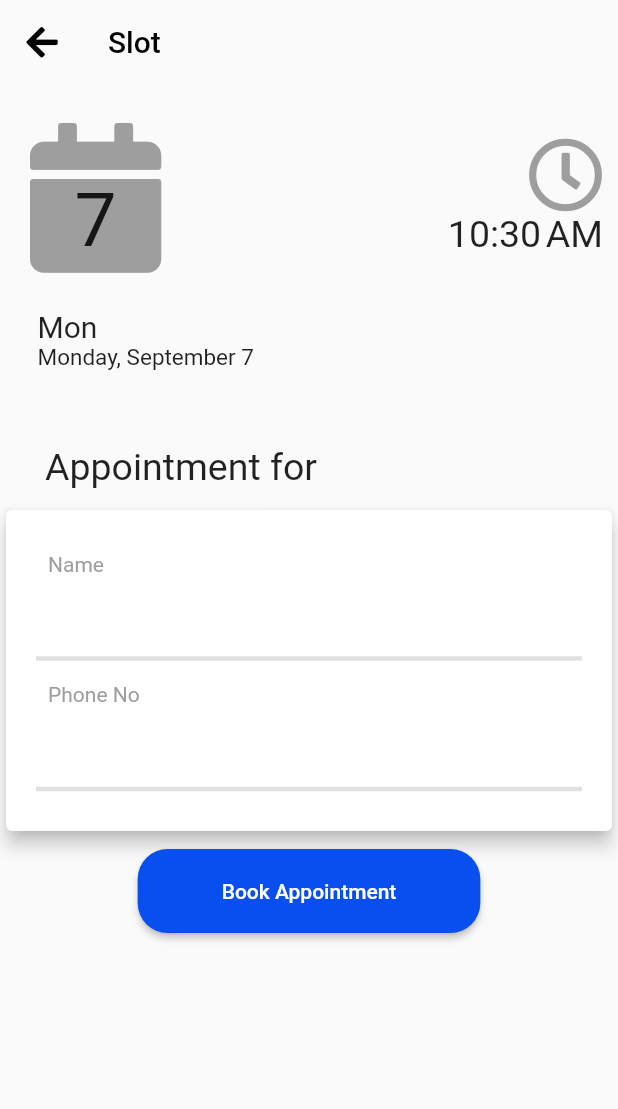
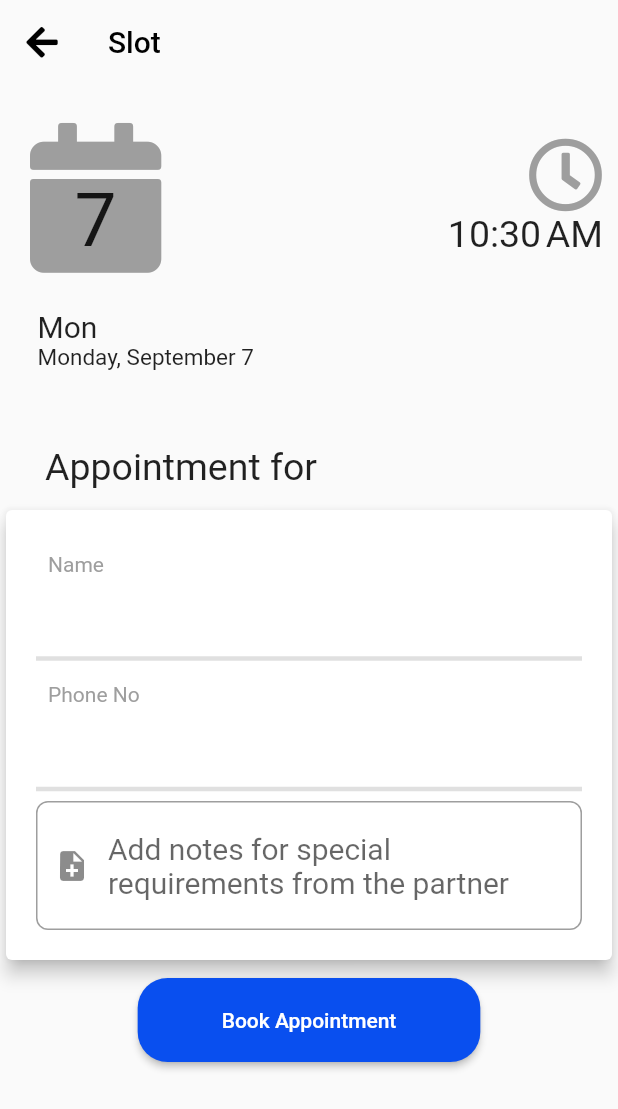
Before and after one commit to Q-Me/q_me, a Flutter app: the AppointmentScreen screen opened directly with empty values, on a phone screen of 412 x 824 dp. Shown: the top 1109 px of the screen. Run offline on Flutter 3.47's test engine with Material 2 defaults, Android fonts, the phone set to English and light mode, and no system bars; our stand-ins replace bloc, cached_network_image, carousel_pro, country_code_picker, equatable, firebase_analytics and 14 more; missing offline and left inert: checkbox_formfield, icon_shadow, keyboard_avoider, maps_launcher, ordered_set; accounts and stored records are empty; network calls fail; Roboto replaces fonts that are missing (Avenir); project files that could hold a hidden picture were left out.

Commit message:
Subscriber view and Home view fixes (#61)
* added note input field

* Location filter added

* Undid  my booking  screen

* fixed bugs in my appointment screen

* Older slots disabled for selection

* Removed redundant text

* Minor fixes

* UI refactoring of home page

Co-authored-by: Dhushyanth <dhushyanth5602@gmail.com>

```diff
--- a/lib/bloc/bookings_screen_bloc/bookingslist_bloc.dart
+++ b/lib/bloc/bookings_screen_bloc/bookingslist_bloc.dart
@@ -1,4 +1,5 @@
 import 'dart:async';
+import 'dart:developer';
 
 import 'package:bloc/bloc.dart';
 import 'package:equatable/equatable.dart';
@@ -44,6 +45,7 @@ class BookingslistBloc extends Bloc<BookingslistEvent, BookingslistState> {
       if (response.length != 0) {
         // logger.i(response[response.length - 1].counterId);
       }
+      log("${response.toString()}");
       yield BookingsListSuccess(response);
     } catch (e) {
       logger.e(e);
@@ -63,7 +65,7 @@ class BookingslistBloc extends Bloc<BookingslistEvent, BookingslistState> {
           .fetchAppointments(
               ["CANCELLED", "UPCOMING", "CANCELLED BY SUBSCRIBER", "DONE"]);
 
-      logger.i(response[response.length - 1].rating);
+      // logger.i(response[response.length - 1].rating);
       yield BookingsListSuccess(response);
     } catch (e) {
       logger.e("${e.toString()}");
--- a/lib/bloc/home_bloc/home_bloc.dart
+++ b/lib/bloc/home_bloc/home_bloc.dart
@@ -30,7 +30,9 @@ class HomeBloc extends Bloc<HomeEvent, HomeState> {
     if (event is SetLocation) {
       yield HomeLoading('setting location to ${event.location}');
       location = event.location;
-      this.add(GetCategories());
+      categorizedSubscribers = [];
+      logger.i('Location set to ${event.location}');
+      this.add(GetSubscribersAllCategory());
     } else if (event is GetCategories) {
       yield HomeLoading('Getting categories...');
       try {
--- a/lib/main.dart
+++ b/lib/main.dart
@@ -1,3 +1,4 @@
+import 'package:bloc/bloc.dart';
 import 'package:firebase_analytics/firebase_analytics.dart';
 import 'package:firebase_remote_config/firebase_remote_config.dart';
 import 'package:flutter/material.dart';
@@ -9,6 +10,7 @@ import 'package:qme/api/kAPI.dart';
 import 'package:qme/repository/user.dart';
 import 'package:qme/router.dart' as router;
 import 'package:qme/services/analytics.dart';
+import 'package:qme/simple_bloc_observer.dart';
 import 'package:qme/utilities/logger.dart';
 import 'package:qme/utilities/session.dart';
 import 'package:qme/views/home.dart';
@@ -24,7 +26,7 @@ bool firstLogin;
 Box indexOfHomeScreen;
 
 void main() async {
-  // Bloc.observer = SimpleBlocObserver();
+  Bloc.observer = SimpleBlocObserver();
   WidgetsFlutterBinding.ensureInitialized();
   await Hive.initFlutter();
   Box box = await Hive.openBox("user");
@@ -38,7 +40,6 @@ void main() async {
   // TODO setConfigs();
   // TODO fetch user related information
   try {
-
     if (await UserRepository().isSessionReady()) {
       initialHome = HomeScreen.id;
     }
--- a/lib/model/appointment.dart
+++ b/lib/model/appointment.dart
@@ -58,6 +58,8 @@ class Appointment extends Equatable {
   final int reviewedByUser;
   final String userReview;
   final int userRating;
+  @override
+  bool get stringify => true;
 
   @override
   List<Object> get props => [
--- a/lib/repository/subscribers.dart
+++ b/lib/repository/subscribers.dart
@@ -118,7 +118,7 @@ class SubscriberRepository {
         .toList();
   }
 
-  Future<String> rateSubscriber({
+  Future rateSubscriber({
     String counterId,
     String subscriberId,
     String review,
--- a/lib/views/appointment.dart
+++ b/lib/views/appointment.dart
@@ -36,11 +36,11 @@ class _AppointmentScreenState extends State<AppointmentScreen> {
   Slot get slot => widget.arg.slot;
   double get h => MediaQuery.of(context).size.height;
   double get w => MediaQuery.of(context).size.width;
-  String note = 'Add notes like requirements';
   int otp;
   AppointmentBloc _appointmentBloc;
   AppointmentRepository appointmentRepository;
   bool cancel = false;
+  TextEditingController editingController = new TextEditingController();
 
   @override
   void initState() {
@@ -65,7 +65,7 @@ class _AppointmentScreenState extends State<AppointmentScreen> {
     }
   }
 
-  void confirmationDialog(BuildContext primaryContext) {
+  void confirmationDialog(BuildContext primaryContext, String note) {
     showCupertinoDialog(
         context: primaryContext,
         builder: (BuildContext context) {
@@ -84,7 +84,8 @@ class _AppointmentScreenState extends State<AppointmentScreen> {
                 ),
               ),
               RaisedButton(
-                shape: RoundedRectangleBorder(borderRadius: BorderRadius.circular(5)),
+                shape: RoundedRectangleBorder(
+                    borderRadius: BorderRadius.circular(5)),
                 onPressed: () {
                   logger.d("bookng");
                   BlocProvider.of<BookingBloc>(primaryContext)
@@ -175,6 +176,7 @@ class _AppointmentScreenState extends State<AppointmentScreen> {
                 );
               }
             },
+            child: SingleChildScrollView(
               child: Column(
                 children: [
                   Padding(
@@ -197,7 +199,8 @@ class _AppointmentScreenState extends State<AppointmentScreen> {
                                   size: 50,
                                   color: Colors.grey,
                                 ),
-                              Text("${DateFormat("jm").format(slot.startTime)}",
+                                Text(
+                                    "${DateFormat("jm").format(slot.startTime)}",
                                     style: TextStyle(fontSize: 25)),
                               ],
                             ),
@@ -241,6 +244,29 @@ class _AppointmentScreenState extends State<AppointmentScreen> {
                               ListItem(
                                   title: "Phone No",
                                   value: "${subscriber.phone}"),
+                              TextField(
+                                onChanged: (value) {
+                                  print(value);
+                                },
+                                style: TextStyle(
+                                  fontSize: 20,
+                                ),
+                                minLines: 1,
+                                maxLines: 6,
+                                controller: editingController,
+                                decoration: InputDecoration(
+                                    prefixIcon: Icon(Icons.note_add),
+                                    // labelText: "Note",
+                                    hintText:
+                                        "Add notes for special requirements from the partner",
+                                    // hintStyle: TextStyle(fontSize: 14,),
+                                    border: OutlineInputBorder(
+                                        borderSide: BorderSide(
+                                          width: 2,
+                                        ),
+                                        borderRadius:
+                                            BorderRadius.circular(8))),
+                              )
                             ],
                           )),
                     ),
@@ -251,7 +277,7 @@ class _AppointmentScreenState extends State<AppointmentScreen> {
                       builder: (context, state) {
                         return RaisedButton(
                           onPressed: () {
-                          confirmationDialog(context);
+                            confirmationDialog(context, editingController.text);
                           },
                           color: Theme.of(context).primaryColor,
                           child: Padding(
@@ -273,7 +299,14 @@ class _AppointmentScreenState extends State<AppointmentScreen> {
             ),
           ),
         ),
+      ),
     );
+  }
+
+  @override
+  void dispose() {
+    editingController.dispose();
+    super.dispose();
   }
 }
 
--- a/lib/views/review.dart
+++ b/lib/views/review.dart
@@ -58,7 +58,6 @@ class _ReviewScreenState extends State<ReviewScreen> {
     stars = rating;
     review = reviewPrevious;
     controller.text = review;
-    logger.d(stars);
     super.initState();
   }
 
```
Also changed, not shown: lib/model/subscriber.dart (+12 -0 lines), lib/views/booking_success.dart (+7 -3 lines), lib/views/contact_us.dart (+5 -4 lines), lib/views/home.dart (+59 -37 lines), lib/views/myBookingsScreen.dart (+23 -11 lines), lib/views/slot_view.dart (+13 -3 lines), lib/widgets/listItems.dart (+13 -5 lines), lib/widgets/searchBox.dart (+12 -9 lines). Lines whose indentation alone changed are shown as unchanged.
